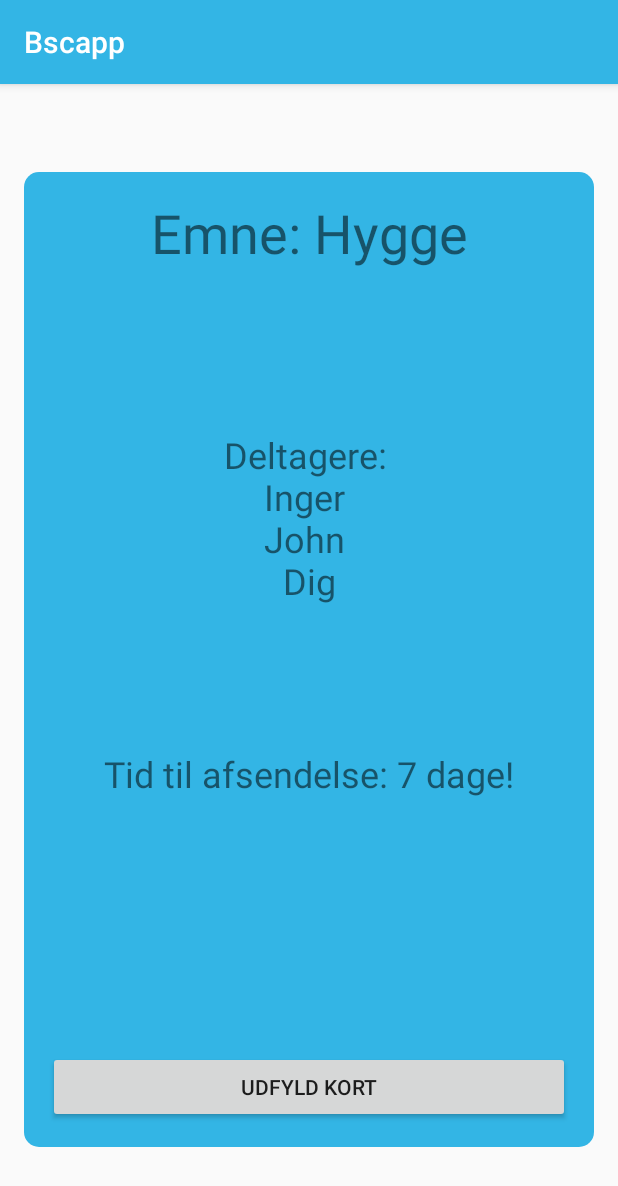
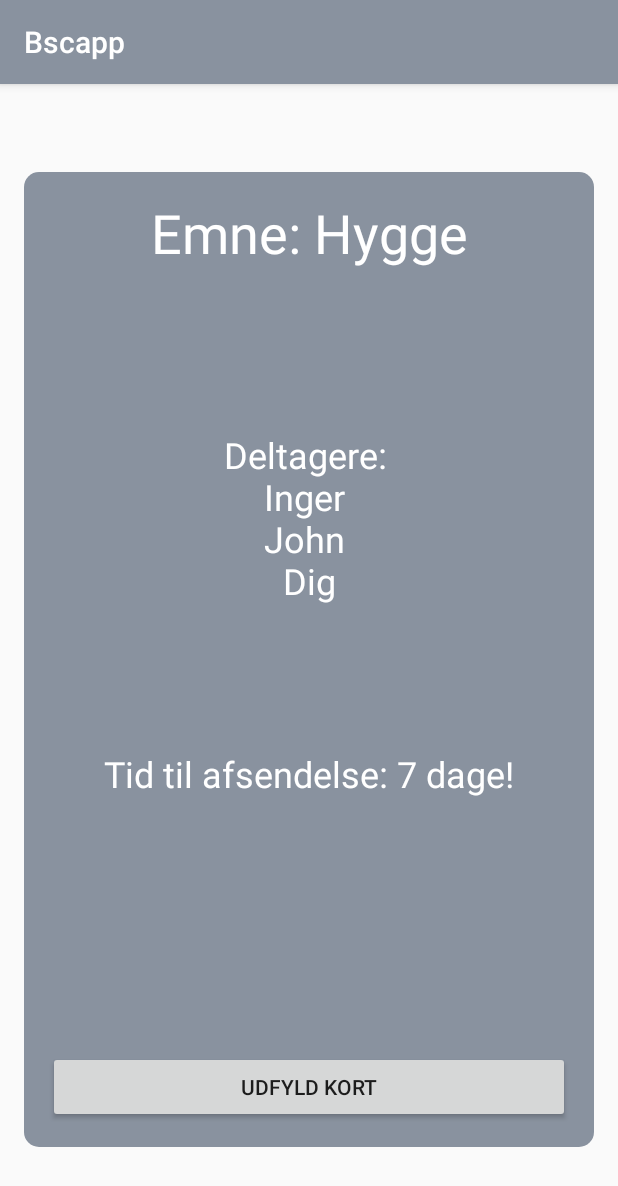
Before and after one commit to Nickka/Bscapp, an Android app: the Card_Activity screen opened directly, with no data from a screen before it, on a phone screen of 412 x 824 dp. Shown: the top 1186 px of the screen. Run offline under Robolectric (Android 15) with nearby library versions, the light colour scheme and no system bars.

Commit message:
new graycolor - added as variable

```diff
--- a/app/src/main/res/drawable/layout_bg.xml
+++ b/app/src/main/res/drawable/layout_bg.xml
@@ -1,6 +1,6 @@
 <?xml version="1.0" encoding="utf-8"?>
 <shape xmlns:android="http://schemas.android.com/apk/res/android">
-    <solid android:color="@android:color/holo_blue_light"/>
+    <solid android:color="@color/bscAppColor"/>
     <corners android:radius="10dip"/>
     <padding android:left="0dip" android:top="0dip" android:right="0dip" android:bottom="0dip" />
 </shape>
--- a/app/src/main/res/drawable/layout_roundedcorner.xml
+++ b/app/src/main/res/drawable/layout_roundedcorner.xml
@@ -1,6 +1,6 @@
 <?xml version="1.0" encoding="utf-8"?>
 <shape xmlns:android="http://schemas.android.com/apk/res/android">
-    <solid android:color="@android:color/white"/>
+   <!-- <solid android:color="@android:color/white"/> -->
     <corners android:radius="10dip"/>
     <padding android:left="0dip" android:top="0dip" android:right="0dip" android:bottom="0dip" />
 </shape>
--- a/app/src/main/res/layout/activity_card.xml
+++ b/app/src/main/res/layout/activity_card.xml
@@ -37,7 +37,8 @@
             android:layout_below="@+id/subjectTextView"
             android:layout_alignParentLeft="true"
             android:layout_alignParentStart="true"
-            android:layout_marginTop="107dp"/>
+            android:layout_marginTop="107dp"
+            android:textColor="@color/bscAppWhite"/>
 
         <TextView
             android:text="@string/deadlineString"
@@ -49,7 +50,8 @@
             android:layout_below="@+id/participantsTextView"
             android:layout_alignParentLeft="true"
             android:layout_alignParentStart="true"
-            android:layout_marginTop="96dp"/>
+            android:layout_marginTop="96dp"
+            android:textColor="@color/bscAppWhite"/>
 
         <TextView
             android:text="@string/subjectString"
@@ -60,7 +62,8 @@
             android:textSize="36sp"
             android:layout_alignParentTop="true"
             android:layout_alignParentLeft="true"
-            android:layout_alignParentStart="true"/>
+            android:layout_alignParentStart="true"
+            android:textColor="@color/bscAppWhite"/>
 
     </RelativeLayout>
 
--- a/app/src/main/res/layout/activity_recieved_sb.xml
+++ b/app/src/main/res/layout/activity_recieved_sb.xml
@@ -26,7 +26,8 @@
             android:layout_width="match_parent"
             android:layout_height="wrap_content"
             android:id="@+id/senderTextView"
-            android:textSize="24sp"/>
+            android:textSize="24sp"
+            android:textColor="@color/bscAppWhite"/>
 
         <ImageView
             android:layout_height="200dp"
@@ -40,6 +41,7 @@
             android:layout_width="match_parent"
             android:layout_height="wrap_content"
             android:id="@+id/recievedCardTextView"
-            android:layout_marginTop="16dp"/>
+            android:layout_marginTop="16dp"
+            android:textColor="@color/bscAppWhite"/>
     </LinearLayout>
 </RelativeLayout>
--- a/app/src/main/res/layout/activity_send.xml
+++ b/app/src/main/res/layout/activity_send.xml
@@ -2,7 +2,7 @@
 <LinearLayout xmlns:android="http://schemas.android.com/apk/res/android"
     xmlns:tools="http://schemas.android.com/tools"
     android:orientation="vertical" android:layout_width="match_parent"
-    android:background="#0099cc"
+    android:background="@color/bscAppColor"
     android:layout_height="match_parent"
     android:padding="50dp">
 
--- a/app/src/main/res/values/colors.xml
+++ b/app/src/main/res/values/colors.xml
@@ -5,4 +5,8 @@
     <color name="colorAccent">#ff4081</color>
 
     <color name="black_overlay">#00000000</color>
+
+    <color name="bscAppColor">#89929F</color>
+    <color name="bscAppColorDark">#4E6172</color>
+    <color name="bscAppWhite">#FFFFFF</color>
 </resources>
--- a/app/src/main/res/values/styles.xml
+++ b/app/src/main/res/values/styles.xml
@@ -3,9 +3,10 @@
     <!-- Base application theme. -->
     <style name="AppTheme" parent="Theme.AppCompat.Light.DarkActionBar">
         <!-- Customize your theme here. -->
-        <item name="colorPrimary">@color/colorPrimary</item>
-        <item name="colorPrimaryDark">@color/colorPrimaryDark</item>
+        <item name="colorPrimary">@color/bscAppColor</item>
+        <item name="colorPrimaryDark">@color/bscAppColorDark</item>
         <item name="colorAccent">@color/colorAccent</item>
+        <item name="textColorPrimary">@color/bscAppWhite</item>
     </style>
 
     <style name="FullscreenTheme" parent="AppTheme">
```
Also changed, not shown: app/src/main/res/layout/activity_fullscreen.xml (+11 -10 lines).
